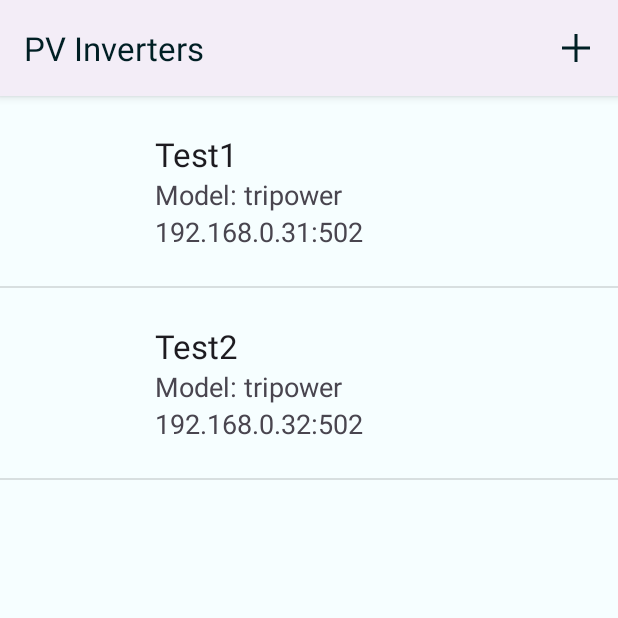
After one commit to J0B10/MAD-MyEnergy, an Android app: the InvertersListActivity screen opened directly, with no data from a screen before it, on a phone screen of 412 x 824 dp, the top half of it. The commit adds this screen. Run offline under Robolectric (Android 15) with nearby library versions, the phone set to English and light mode, and no system bars; libraries missing offline, so code that uses them is left out: com.leinardi.android.

Commit message:
Add preferences to connect pv inverters

```diff
--- a/app/src/main/AndroidManifest.xml
+++ b/app/src/main/AndroidManifest.xml
@@ -39,5 +39,9 @@
         <activity
             android:name=".ui.MainActivity"
             android:exported="false" />
+        <activity
+            android:name=".ui.settings.pv.InvertersListActivity"
+            android:exported="false"
+            android:label="@string/pref_inverters" />
     </application>
 </manifest>
--- a/app/src/main/java/io/github/j0b10/mad/myenergy/ui/charging/ChargingFragment.java
+++ b/app/src/main/java/io/github/j0b10/mad/myenergy/ui/charging/ChargingFragment.java
@@ -49,7 +49,7 @@ public class ChargingFragment extends Fragment {
     private ValueAnimator batteryAnimation;
     private Snackbar errorMsg;
 
-    private static int showIf(boolean value) {
+    public static int showIf(boolean value) {
         if (value) return View.VISIBLE;
         else return View.INVISIBLE;
     }
--- /dev/null
+++ b/app/src/main/java/io/github/j0b10/mad/myenergy/ui/settings/pv/InvertersListActivity.java
@@ -0,0 +1,120 @@
+package io.github.j0b10.mad.myenergy.ui.settings.pv;
+
+import android.os.Bundle;
+import android.view.Menu;
+import android.view.MenuItem;
+
+import androidx.annotation.NonNull;
+import androidx.annotation.Nullable;
+import androidx.appcompat.app.AppCompatActivity;
+import androidx.fragment.app.FragmentManager;
+import androidx.recyclerview.widget.DividerItemDecoration;
+import androidx.recyclerview.widget.LinearLayoutManager;
+import androidx.recyclerview.widget.RecyclerView;
+
+import java.util.ArrayList;
+import java.util.List;
+
+import io.github.j0b10.mad.myenergy.R;
+import io.github.j0b10.mad.myenergy.databinding.ActivityInvertersListBinding;
+import io.github.j0b10.mad.myenergy.model.pv.PVInverter;
+import io.github.j0b10.mad.myenergy.model.pv.tripower.TripowerPVInverter;
+
+public class InvertersListActivity extends AppCompatActivity {
+
+
+    private ActivityInvertersListBinding binding;
+
+    private List<PVInverter> inverters;
+    private MenuItem add, del, edit;
+    private InvertersListAdapter adapter;
+
+    @Override
+    protected void onCreate(@Nullable Bundle savedInstanceState) {
+        super.onCreate(savedInstanceState);
+        binding = ActivityInvertersListBinding.inflate(getLayoutInflater());
+        setContentView(binding.getRoot());
+
+        inverters = new ArrayList<>();
+        inverters.add(new TripowerPVInverter("192.168.0.31", "Test1"));
+        inverters.add(new TripowerPVInverter("192.168.0.32", "Test2"));
+        adapter = new InvertersListAdapter(inverters, this::onSelectListItem);
+        binding.invertersList.setAdapter(adapter);
+        binding.invertersList.setLayoutManager(new LinearLayoutManager(this, LinearLayoutManager.VERTICAL, false));
+        binding.invertersList.addItemDecoration(new DividerItemDecoration(this, DividerItemDecoration.VERTICAL));
+    }
+
+    @Override
+    public boolean onCreateOptionsMenu(Menu menu) {
+        getMenuInflater().inflate(R.menu.activity_inverters_list_menu, menu);
+        add = menu.findItem(R.id.add);
+        edit = menu.findItem(R.id.edit);
+        del = menu.findItem(R.id.del);
+        return true;
+    }
+
+    @Override
+    public boolean onOptionsItemSelected(@NonNull MenuItem item) {
+        if (item.getItemId() == R.id.add) {
+            onAddItem();
+        } else if (item.getItemId() == R.id.edit) {
+            int sel = adapter.getSelected();
+            adapter.setSelected(RecyclerView.NO_POSITION);
+            onEditItem(sel);
+        } else if (item.getItemId() == R.id.del) {
+            int sel = adapter.getSelected();
+            adapter.setSelected(RecyclerView.NO_POSITION);
+            inverters.remove(sel);
+            adapter.notifyItemRemoved(sel);
+            //Update callbacks of following items, as position changed:
+            adapter.notifyItemRangeChanged(sel, adapter.getItemCount() - sel);
+            onRemoveItem();
+        }
+        return true;
+    }
+
+    private void onSelectListItem(int pos) {
+        boolean itemSelected = pos != RecyclerView.NO_POSITION;
+        edit.setVisible(itemSelected);
+        del.setVisible(itemSelected);
+        add.setVisible(!itemSelected);
+    }
+
+    private void onAddItem() {
+        FragmentManager fragmentManager = getSupportFragmentManager();
+        fragmentManager.setFragmentResultListener(InverterEditDialogFragment.TAG, this, (key, result) -> {
+            String name = result.getString(InverterEditDialogFragment.ARG_NAME);
+            String ip = result.getString(InverterEditDialogFragment.ARG_IP);
+            //int port = Integer.parseInt(result.getString(InverterEditDialogFragment.ARG_PORT));
+            //fixme custom port & compatibility with other inverter types
+            PVInverter inverter = new TripowerPVInverter(ip, name);
+            inverters.add(inverter);
+            adapter.notifyItemInserted(inverters.size() - 1);
+        });
+        new InverterEditDialogFragment().show(fragmentManager, InverterEditDialogFragment.TAG);
+    }
+
+    private void onEditItem(int position) {
+        PVInverter inverter = inverters.get(position);
+        FragmentManager fragmentManager = getSupportFragmentManager();
+        fragmentManager.setFragmentResultListener(InverterEditDialogFragment.TAG, this, (key, result) -> {
+            String name = result.getString(InverterEditDialogFragment.ARG_NAME);
+            String ip = result.getString(InverterEditDialogFragment.ARG_IP);
+            //int port = Integer.parseInt(result.getString(InverterEditDialogFragment.ARG_PORT));
+            PVInverter newInverter = new TripowerPVInverter(ip, name);
+            inverters.set(position, newInverter);
+            adapter.notifyItemChanged(position);
+        });
+        Bundle args = new Bundle();
+        args.putString(InverterEditDialogFragment.ARG_NAME, inverter.getName());
+        args.putString(InverterEditDialogFragment.ARG_IP, inverter.getIP());
+        args.putString(InverterEditDialogFragment.ARG_PORT, String.valueOf(inverter.getPort()));
+        InverterEditDialogFragment dialogFragment = new InverterEditDialogFragment();
+        dialogFragment.setArguments(args);
+        dialogFragment.show(fragmentManager, InverterEditDialogFragment.TAG);
+    }
+
+    private void onRemoveItem() {
+
+    }
+}
--- /dev/null
+++ b/app/src/main/java/io/github/j0b10/mad/myenergy/ui/settings/pv/InvertersListAdapter.java
@@ -0,0 +1,92 @@
+package io.github.j0b10.mad.myenergy.ui.settings.pv;
+
+import static io.github.j0b10.mad.myenergy.ui.charging.ChargingFragment.showIf;
+
+import android.annotation.SuppressLint;
+import android.content.Context;
+import android.graphics.drawable.Drawable;
+import android.view.LayoutInflater;
+import android.view.ViewGroup;
+
+import androidx.annotation.NonNull;
+import androidx.appcompat.content.res.AppCompatResources;
+import androidx.recyclerview.widget.RecyclerView;
+
+import java.util.List;
+import java.util.function.Consumer;
+
+import io.github.j0b10.mad.myenergy.R;
+import io.github.j0b10.mad.myenergy.databinding.LayoutInverterBinding;
+import io.github.j0b10.mad.myenergy.model.pv.PVInverter;
+
+public class InvertersListAdapter extends RecyclerView.Adapter<InvertersListAdapter.ViewHolder> {
+
+    private final List<PVInverter> list;
+    private final Consumer<Integer> selectionChangeListener;
+    private int selectedPos = RecyclerView.NO_POSITION;
+
+    public InvertersListAdapter(List<PVInverter> list, Consumer<Integer> selectionChangeListener) {
+        this.list = list;
+        this.selectionChangeListener = selectionChangeListener;
+    }
+
+    @NonNull
+    @Override
+    public ViewHolder onCreateViewHolder(@NonNull ViewGroup parent, int viewType) {
+        LayoutInflater inflater = LayoutInflater.from(parent.getContext());
+        LayoutInverterBinding binding = LayoutInverterBinding.inflate(inflater, parent, false);
+        return new ViewHolder(binding);
+    }
+
+    @Override
+    @SuppressLint("SetTextI18n")
+    public void onBindViewHolder(@NonNull ViewHolder holder, int position) {
+        PVInverter pvInverter = list.get(position);
+        Context context = holder.binding.getRoot().getContext();
+        holder.binding.inverterName.setText(pvInverter.getName());
+        holder.binding.inverterModel.setText(
+                context.getString(R.string.lbl_inverter_model, pvInverter.getModel()));
+        holder.binding.inverterIp.setText(
+                context.getString(R.string.lbl_inverter_ip, pvInverter.getIP(), pvInverter.getPort()));
+        holder.binding.getRoot().setSelected(selectedPos == position);
+        Drawable background = selectedPos == position
+                ? AppCompatResources.getDrawable(context, R.color.sel_tint) : null;
+        holder.binding.sel.setVisibility(showIf(selectedPos == position));
+        holder.binding.getRoot().setBackground(background);
+        holder.binding.getRoot().setOnLongClickListener(v -> {
+            if (selectedPos != position) setSelected(position);
+            else setSelected(RecyclerView.NO_POSITION);
+            return true;
+        });
+        holder.binding.getRoot().setOnClickListener(v -> {
+            if (selectedPos == position) setSelected(RecyclerView.NO_POSITION);
+        });
+    }
+
+    @Override
+    public int getItemCount() {
+        return list.size();
+    }
+
+    public int getSelected() {
+        return selectedPos;
+    }
+
+    public void setSelected(int pos) {
+        int prev = selectedPos;
+        if (pos >= list.size()) throw new ArrayIndexOutOfBoundsException(pos);
+        selectedPos = pos;
+        if (pos != RecyclerView.NO_POSITION) notifyItemChanged(pos);
+        if (prev != RecyclerView.NO_POSITION) notifyItemChanged(prev);
+        if (selectionChangeListener != null) selectionChangeListener.accept(selectedPos);
+    }
+
+    public static class ViewHolder extends RecyclerView.ViewHolder {
+        private final LayoutInverterBinding binding;
+
+        public ViewHolder(@NonNull LayoutInverterBinding inverterBinding) {
+            super(inverterBinding.getRoot());
+            this.binding = inverterBinding;
+        }
+    }
+}
--- /dev/null
+++ b/app/src/main/res/drawable/add.xml
@@ -0,0 +1,10 @@
+<vector xmlns:android="http://schemas.android.com/apk/res/android"
+    android:width="48dp"
+    android:height="48dp"
+    android:viewportWidth="48"
+    android:viewportHeight="48"
+    android:tint="?attr/colorOnBackground">
+    <path
+        android:fillColor="@android:color/white"
+        android:pathData="M22.5,38V25.5H10V22.5H22.5V10H25.5V22.5H38V25.5H25.5V38Z" />
+</vector>
--- /dev/null
+++ b/app/src/main/res/drawable/check_box.xml
@@ -0,0 +1,10 @@
+<vector xmlns:android="http://schemas.android.com/apk/res/android"
+    android:width="48dp"
+    android:height="48dp"
+    android:viewportWidth="48"
+    android:viewportHeight="48"
+    android:tint="?attr/colorOnBackground">
+    <path
+        android:fillColor="@android:color/white"
+        android:pathData="M20.95,31.95 L35.4,17.5 33.25,15.35 20.95,27.65 15,21.7 12.85,23.85ZM9,42Q7.8,42 6.9,41.1Q6,40.2 6,39V9Q6,7.8 6.9,6.9Q7.8,6 9,6H39Q40.2,6 41.1,6.9Q42,7.8 42,9V39Q42,40.2 41.1,41.1Q40.2,42 39,42ZM9,39H39Q39,39 39,39Q39,39 39,39V9Q39,9 39,9Q39,9 39,9H9Q9,9 9,9Q9,9 9,9V39Q9,39 9,39Q9,39 9,39ZM9,9Q9,9 9,9Q9,9 9,9V39Q9,39 9,39Q9,39 9,39Q9,39 9,39Q9,39 9,39V9Q9,9 9,9Q9,9 9,9Z" />
+</vector>
--- /dev/null
+++ b/app/src/main/res/drawable/del.xml
@@ -0,0 +1,10 @@
+<vector xmlns:android="http://schemas.android.com/apk/res/android"
+    android:width="48dp"
+    android:height="48dp"
+    android:viewportWidth="48"
+    android:viewportHeight="48"
+    android:tint="?attr/colorOnBackground">
+    <path
+        android:fillColor="@android:color/white"
+        android:pathData="M13.05,42Q11.8,42 10.925,41.125Q10.05,40.25 10.05,39V10.5H8V7.5H17.4V6H30.6V7.5H40V10.5H37.95V39Q37.95,40.2 37.05,41.1Q36.15,42 34.95,42ZM34.95,10.5H13.05V39Q13.05,39 13.05,39Q13.05,39 13.05,39H34.95Q34.95,39 34.95,39Q34.95,39 34.95,39ZM18.35,34.7H21.35V14.75H18.35ZM26.65,34.7H29.65V14.75H26.65ZM13.05,10.5V39Q13.05,39 13.05,39Q13.05,39 13.05,39Q13.05,39 13.05,39Q13.05,39 13.05,39Z" />
+</vector>
--- /dev/null
+++ b/app/src/main/res/drawable/edit.xml
@@ -0,0 +1,10 @@
+<vector xmlns:android="http://schemas.android.com/apk/res/android"
+    android:width="48dp"
+    android:height="48dp"
+    android:viewportWidth="48"
+    android:viewportHeight="48"
+    android:tint="?attr/colorOnBackground">
+    <path
+        android:fillColor="@android:color/white"
+        android:pathData="M39.7,14.7 L33.3,8.3 35.4,6.2Q36.25,5.35 37.525,5.375Q38.8,5.4 39.65,6.25L41.8,8.4Q42.65,9.25 42.65,10.5Q42.65,11.75 41.8,12.6ZM37.6,16.8 L12.4,42H6V35.6L31.2,10.4Z" />
+</vector>
--- /dev/null
+++ b/app/src/main/res/layout/activity_inverters_list.xml
@@ -0,0 +1,11 @@
+<?xml version="1.0" encoding="utf-8"?>
+<FrameLayout xmlns:android="http://schemas.android.com/apk/res/android"
+    android:layout_width="match_parent"
+    android:layout_height="match_parent">
+
+    <androidx.recyclerview.widget.RecyclerView
+        android:id="@+id/inverters_list"
+        android:layout_width="match_parent"
+        android:layout_height="match_parent"
+        android:clickable="false" />
+</FrameLayout>
--- /dev/null
+++ b/app/src/main/res/layout/layout_inverter.xml
@@ -0,0 +1,60 @@
+<?xml version="1.0" encoding="utf-8"?>
+<androidx.constraintlayout.widget.ConstraintLayout xmlns:android="http://schemas.android.com/apk/res/android"
+    xmlns:app="http://schemas.android.com/apk/res-auto"
+    xmlns:tools="http://schemas.android.com/tools"
+    android:layout_width="match_parent"
+    android:layout_height="wrap_content"
+    android:clickable="true"
+    android:focusable="true">
+
+    <TextView
+        android:id="@+id/inverter_name"
+        android:layout_width="wrap_content"
+        android:layout_height="wrap_content"
+        android:layout_marginTop="24dp"
+        android:textAppearance="@style/TextAppearance.AppCompat.Large"
+        app:layout_constraintEnd_toEndOf="parent"
+        app:layout_constraintHorizontal_bias="0.0"
+        app:layout_constraintStart_toStartOf="@+id/inverter_guide"
+        app:layout_constraintTop_toTopOf="parent"
+        tools:text="Tripower PV" />
+
+    <TextView
+        android:id="@+id/inverter_model"
+        android:layout_width="wrap_content"
+        android:layout_height="wrap_content"
+        android:textAppearance="@style/TextAppearance.AppCompat.Medium"
+        app:layout_constraintStart_toStartOf="@+id/inverter_name"
+        app:layout_constraintTop_toBottomOf="@+id/inverter_name"
+        tools:text="Model: tripower" />
+
+    <TextView
+        android:id="@+id/inverter_ip"
+        android:layout_width="wrap_content"
+        android:layout_height="wrap_content"
+        android:layout_marginBottom="24dp"
+        android:textAppearance="@style/TextAppearance.AppCompat.Medium"
+        app:layout_constraintBottom_toBottomOf="parent"
+        app:layout_constraintStart_toStartOf="@+id/inverter_name"
+        app:layout_constraintTop_toBottomOf="@+id/inverter_model"
+        tools:text="192.168.0.31:502" />
+
+    <androidx.constraintlayout.widget.Guideline
+        android:id="@+id/inverter_guide"
+        android:layout_width="wrap_content"
+        android:layout_height="wrap_content"
+        android:orientation="vertical"
+        app:layout_constraintGuide_percent="0.25" />
+
+    <ImageView
+        android:id="@+id/sel"
+        android:layout_width="wrap_content"
+        android:layout_height="wrap_content"
+        android:visibility="invisible"
+        app:layout_constraintBottom_toBottomOf="@+id/inverter_ip"
+        app:layout_constraintEnd_toStartOf="@+id/inverter_model"
+        app:layout_constraintStart_toStartOf="parent"
+        app:layout_constraintTop_toTopOf="@+id/inverter_name"
+        app:srcCompat="@drawable/check_box"
+        tools:visibility="visible" />
+</androidx.constraintlayout.widget.ConstraintLayout>
--- /dev/null
+++ b/app/src/main/res/menu/activity_inverters_list_menu.xml
@@ -0,0 +1,22 @@
+<?xml version="1.0" encoding="utf-8"?>
+<menu xmlns:app="http://schemas.android.com/apk/res-auto"
+    xmlns:android="http://schemas.android.com/apk/res/android">
+
+    <item
+        android:id="@+id/add"
+        android:icon="@drawable/add"
+        android:title="add"
+        app:showAsAction="always" />
+    <item
+        android:id="@+id/edit"
+        android:icon="@drawable/edit"
+        android:title="edit"
+        android:visible="false"
+        app:showAsAction="always" />
+    <item
+        android:id="@+id/del"
+        android:icon="@drawable/del"
+        android:title="del"
+        android:visible="false"
+        app:showAsAction="always" />
+</menu>
--- a/app/src/main/res/values/colors_md.xml
+++ b/app/src/main/res/values/colors_md.xml
@@ -1,6 +1,7 @@
 <?xml version="1.0" encoding="utf-8"?>
 <resources>
     <color name="seed">#3E8BC6</color>
+    <color name="sel_tint">#333E8BC6</color>
     <color name="md_theme_light_primary">#006399</color>
     <color name="md_theme_light_onPrimary">#FFFFFF</color>
     <color name="md_theme_light_primaryContainer">#CDE5FF</color>
--- a/app/src/main/res/values/strings.xml
+++ b/app/src/main/res/values/strings.xml
@@ -72,5 +72,9 @@
     <string name="sum_cp_time">How long charging should take by default in minutes.</string>
     <string name="pref_cp_title">Default Duration</string>
     <string name="sum_qr_scan">Configure the app by scanning a qr code. All settings will be overwritten by the ones from the QR code. Only scan codes you trust!</string>
-    <string name="sum_fetch_rate" >Interval between refreshing status data from the caharger in seconds.</string>
+    <string name="sum_fetch_rate">Interval between refreshing status data from the caharger in seconds.</string>
+    <string name="lbl_inverter_model">Model: %s</string>
+    <string name="lbl_inverter_ip" translatable="false">%s:%d</string>
+    <string name="pref_inverters">PV Inverters</string>
+    <string name="sum_inverters">Connect one or multiple pv inverters to the app over modbus to display their output.</string>
 </resources>
--- a/app/src/main/res/xml/root_preferences.xml
+++ b/app/src/main/res/xml/root_preferences.xml
@@ -27,6 +27,10 @@
             app:key="demo"
             app:summary="@string/sum_demo"
             app:title="@string/pref_demo" />
+        <Preference
+            app:key="inverters"
+            app:title="@string/pref_inverters"
+            app:summary="@string/sum_inverters" />
         <EditTextPreference
             android:defaultValue="2.0"
             android:inputType="numberDecimal"
```
Also changed, not shown: app/src/main/java/io/github/j0b10/mad/myenergy/ui/settings/PreferencesFragment.java (+9 -1 lines), app/src/main/java/io/github/j0b10/mad/myenergy/ui/settings/pv/InverterEditDialogFragment.java (added, +94 -0 lines), app/src/main/res/layout/dialog_inverter_edit.xml (added, +78 -0 lines), 1 other file.
